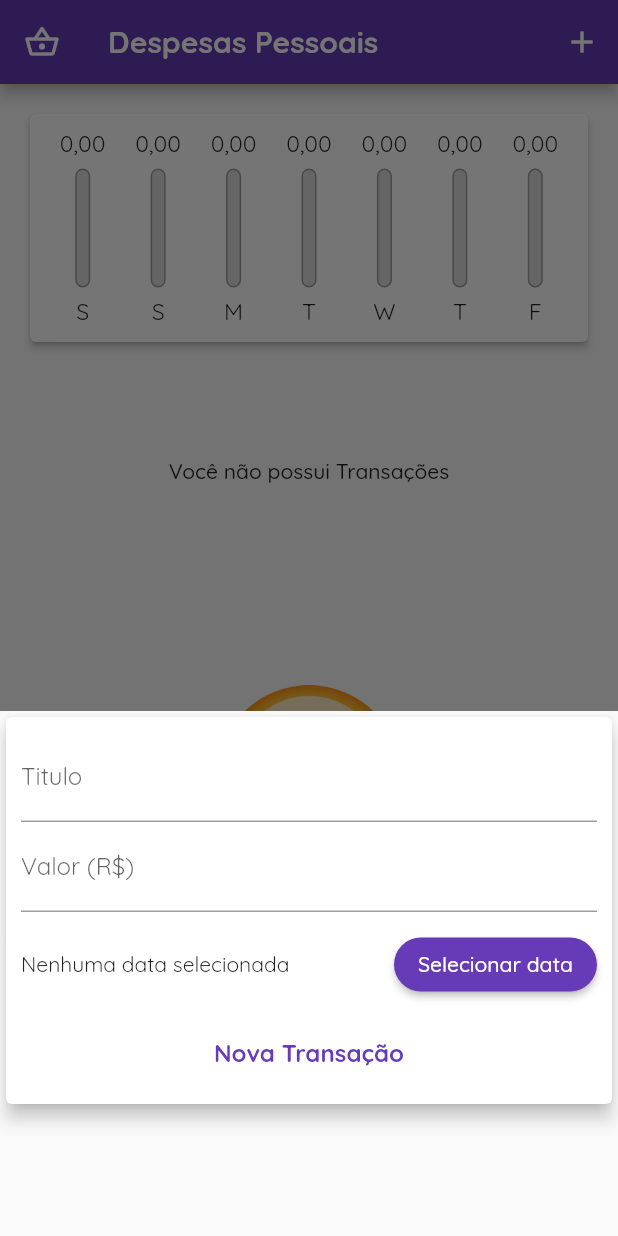
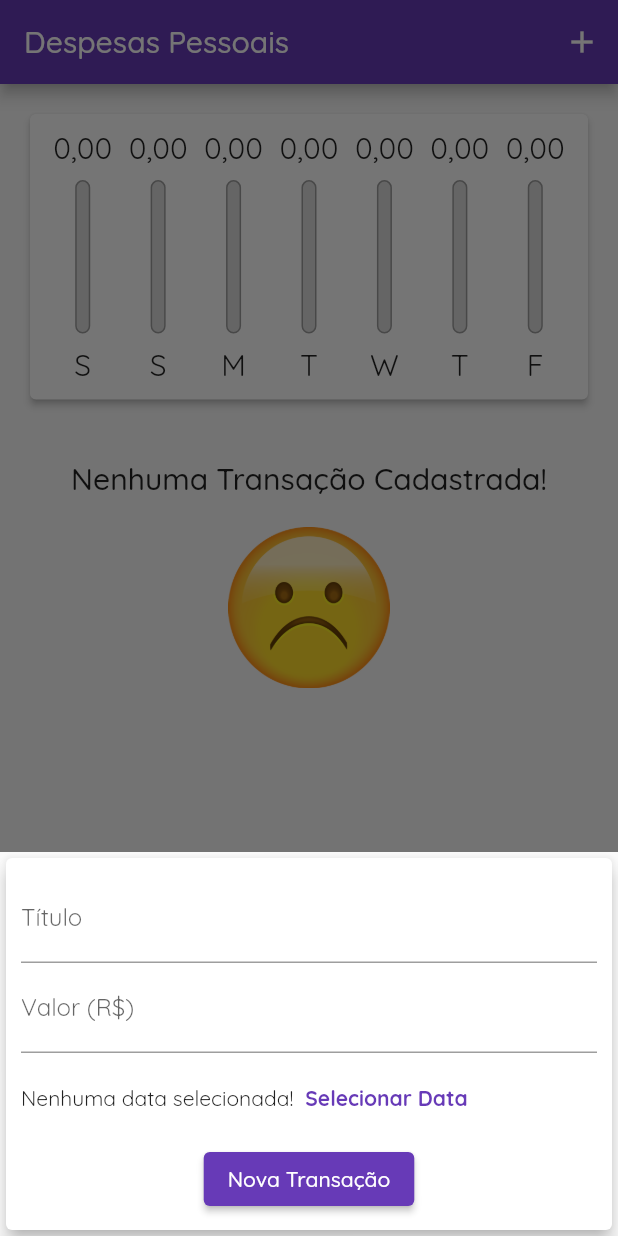
Before and after one commit to larinuness/flutter-app-despesas, a Flutter app: the screen it shows after launch, after a tap on the "add" icon, on a phone screen of 412 x 824 dp. Run offline on Flutter 3.47's test engine with Material 2 defaults, Android fonts, the phone set to English and light mode, and no system bars; our stand-ins replace google_fonts.

Commit message:
Projeto com responsividade

```diff
--- /dev/null
+++ b/projeto_despesas/lib/components/adaptative_button.dart
@@ -0,0 +1,32 @@
+import 'dart:io';
+import 'package:flutter/cupertino.dart';
+import 'package:flutter/material.dart';
+
+class AdaptativeButton extends StatelessWidget {
+  final String? label;
+  final Function()? onPressed;
+  const AdaptativeButton({
+    Key? key,
+    this.label,
+    this.onPressed,
+  }) : super(key: key);
+
+  @override
+  Widget build(BuildContext context) {
+    return Platform.isIOS
+        ? CupertinoButton(
+            child: Text(label.toString()),
+            onPressed: onPressed,
+            color: Theme.of(context).primaryColor,
+            padding: const EdgeInsets.symmetric(
+              horizontal: 20,
+            ),
+          )
+        : ElevatedButton(
+            child: Text(
+              label.toString(),
+            ),
+            onPressed: onPressed,
+          );
+  }
+}
--- /dev/null
+++ b/projeto_despesas/lib/components/adaptative_date_picker.dart
@@ -0,0 +1,80 @@
+import 'dart:io';
+import 'package:flutter/cupertino.dart';
+import 'package:flutter/material.dart';
+import 'package:intl/intl.dart';
+
+class AdaptativeDatePicker extends StatelessWidget {
+  final DateTime? selectedDate;
+  final Function(DateTime)? onDateChanged;
+
+  const AdaptativeDatePicker({
+    Key? key,
+    this.selectedDate,
+    this.onDateChanged,
+  }) : super(key: key);
+
+  _showDatePicker(BuildContext context) {
+    showDatePicker(
+      context: context,
+      initialDate: DateTime.now(),
+      firstDate: DateTime(2020),
+      lastDate: DateTime.now(),
+    ).then((pickedDate) {
+      if (pickedDate == null) {
+        return;
+      }
+
+      onDateChanged!(pickedDate);
+    });
+  }
+
+  // //mostrarCalendario
+  // _showDatePicker() {
+  //   showDatePicker(
+  //     context: context,
+  //     initialDate: DateTime.now(),
+  //     firstDate: DateTime(2021),
+  //     lastDate: DateTime.now(),
+  //   ).then((pickedDate) {
+  //     setState(() {
+  //       _selectedDate = pickedDate!;
+  //     });
+  //   });
+  // }
+
+  @override
+  Widget build(BuildContext context) {
+    return Platform.isIOS
+        ? SizedBox(
+            height: 180,
+            child: CupertinoDatePicker(
+              mode: CupertinoDatePickerMode.date,
+              initialDateTime: DateTime.now(),
+              minimumDate: DateTime(2019),
+              maximumDate: DateTime.now(),
+              onDateTimeChanged: onDateChanged!,
+            ),
+          )
+        : SizedBox(
+            height: 60,
+            child: Row(
+              children: <Widget>[
+                Text(
+                  selectedDate == null
+                      ? 'Nenhuma data selecionada!'
+                      : 'Data Selecionada: ${DateFormat('dd/MM/y').format(selectedDate!)}',
+                ),
+                TextButton(
+                  child: const Text(
+                    'Selecionar Data',
+                    style: TextStyle(
+                      fontWeight: FontWeight.bold,
+                    ),
+                  ),
+                  onPressed: () => _showDatePicker(context),
+                )
+              ],
+            ),
+          );
+  }
+}
--- /dev/null
+++ b/projeto_despesas/lib/components/adaptative_text_field.dart
@@ -0,0 +1,46 @@
+import 'dart:io';
+
+import 'package:flutter/cupertino.dart';
+import 'package:flutter/material.dart';
+
+class AdaptativeTextField extends StatelessWidget {
+  final String? label;
+  final TextEditingController? controller;
+  final TextInputType keyboardType;
+  final Function(String)? onSubmitted;
+
+  const AdaptativeTextField({Key? key,
+    this.label,
+    this.controller,
+    this.keyboardType = TextInputType.text,
+    this.onSubmitted,
+  }) : super(key: key);
+
+  @override
+  Widget build(BuildContext context) {
+    return Platform.isIOS
+        ? Padding(
+            padding: const EdgeInsets.only(
+              bottom: 10,
+            ),
+            child: CupertinoTextField(
+              controller: controller,
+              keyboardType: keyboardType,
+              onSubmitted: onSubmitted,
+              placeholder: label,
+              padding: const EdgeInsets.symmetric(
+                horizontal: 6,
+                vertical: 12,
+              ),
+            ),
+          )
+        : TextField(
+            controller: controller,
+            keyboardType: keyboardType,
+            onSubmitted: onSubmitted,
+            decoration: InputDecoration(
+              labelText: label,
+            ),
+          );
+  }
+}
--- a/projeto_despesas/lib/components/no_transactions.dart
+++ /dev/null
@@ -1,29 +0,0 @@
-import 'package:flutter/material.dart';
-
-class NoTransactions extends StatelessWidget {
-  const NoTransactions({Key? key}) : super(key: key);
-
-  @override
-  Widget build(BuildContext context) {
-    return LayoutBuilder(builder: (ctx, constraints) {
-      return Column(
-        children: [
-          SizedBox(height: constraints.maxHeight * 0.1),
-          SizedBox(
-            height: constraints.maxHeight * 0.2,
-            child: const Text('Você não possui Transações',
-                style: TextStyle(fontWeight: FontWeight.w500)),
-          ),
-          SizedBox(
-            height: constraints.maxHeight * 0.02,
-          ),
-          Center(
-            child: Image.asset('assets/images/sademoji.png',
-                height: constraints.maxHeight * 0.3,
-                width: constraints.maxWidth * 0.3),
-          ),
-        ],
-      );
-    });
-  }
-}
--- a/projeto_despesas/lib/components/transaction_form.dart
+++ b/projeto_despesas/lib/components/transaction_form.dart
@@ -1,6 +1,9 @@
 import 'package:flutter/material.dart';
 import 'package:flutter/services.dart';
-import 'package:intl/intl.dart';
+
+import 'adaptative_button.dart';
+import 'adaptative_date_picker.dart';
+import 'adaptative_text_field.dart';
 // import 'package:mask_text_input_formatter/mask_text_input_formatter.dart';
 
 class TransactionForm extends StatefulWidget {
@@ -32,19 +35,19 @@ class _TransactionFormState extends State<TransactionForm> {
     widget.onSubmit(title, value, _selectedDate!);
   }
 
-  //mostrarCalendario
-  _showDatePicker() {
-    showDatePicker(
-      context: context,
-      initialDate: DateTime.now(),
-      firstDate: DateTime(2021),
-      lastDate: DateTime.now(),
-    ).then((pickedDate) {
-      setState(() {
-        _selectedDate = pickedDate!;
-      });
-    });
-  }
+  // //mostrarCalendario
+  // _showDatePicker() {
+  //   showDatePicker(
+  //     context: context,
+  //     initialDate: DateTime.now(),
+  //     firstDate: DateTime(2021),
+  //     lastDate: DateTime.now(),
+  //   ).then((pickedDate) {
+  //     setState(() {
+  //       _selectedDate = pickedDate!;
+  //     });
+  //   });
+  // }
 
   @override
   Widget build(BuildContext context) {
@@ -59,64 +62,35 @@ class _TransactionFormState extends State<TransactionForm> {
               bottom: 10 + MediaQuery.of(context).viewInsets.bottom),
           child: Column(
             children: [
-              TextField(
+              AdaptativeTextField(
+                label: 'Título',
                 controller: _titleController,
-                onSubmitted: (_) => _submitForm(),
-                decoration: const InputDecoration(
-                  labelText: 'Titulo',
-                ),
-                keyboardType: TextInputType.text,
+                onSubmitted: (_) => _submitForm,
               ),
-              TextField(
-                // inputFormatters: [maskFormatter],
+              AdaptativeTextField(
+                label: 'Valor (R\$)',
                 controller: _valueController,
-                onSubmitted: (_) => _submitForm(),
-                decoration: const InputDecoration(
-                  labelText: 'Valor (R\$)',
-                ),
-                //withOptions porque se for no Ios, vai deixar separar por casas decimais
                 keyboardType:
                     const TextInputType.numberWithOptions(decimal: true),
+                onSubmitted: (_) => _submitForm,
               ),
-              SizedBox(
-                height: 70,
-                child: Row(
-                  mainAxisAlignment: MainAxisAlignment.spaceEvenly,
-                  children: [
-                    Expanded(
-                      child: Text(
-                        _selectedDate == null
-                            ? 'Nenhuma data selecionada'
-                            : 'Data selecionada: ${DateFormat('dd/MM/y').format(_selectedDate!)}',
-                      ),
-                    ),
-                    ElevatedButton(
-                      style: ElevatedButton.styleFrom(
-                          shape: RoundedRectangleBorder(
-                              borderRadius: BorderRadius.circular(30))),
-                      onPressed: _showDatePicker,
-                      child: const Text(
-                        'Selecionar data',
-                      ),
-                    )
-                  ],
-                ),
+              AdaptativeDatePicker(
+                selectedDate: _selectedDate,
+                onDateChanged: (newDate) {
+                  setState(() {
+                    _selectedDate = newDate;
+                  });
+                },
               ),
-              SizedBox(
-                width: double.infinity,
-                child: TextButton(
-                  onPressed: () {
-                    _submitForm();
-                  },
-                  child: const Text(
-                    'Nova Transação',
-                    style: TextStyle(
-                      fontSize: 16,
-                      fontWeight: FontWeight.bold,
-                    ),
+              Row(
+                mainAxisAlignment: MainAxisAlignment.center,
+                children: <Widget>[
+                  AdaptativeButton(
+                    label: 'Nova Transação',
+                    onPressed: _submitForm,
                   ),
-                ),
-              )
+                ],
+              ),
             ],
           ),
         ),
--- a/projeto_despesas/lib/components/transaction_list.dart
+++ b/projeto_despesas/lib/components/transaction_list.dart
@@ -1,7 +1,7 @@
 import 'package:flutter/material.dart';
 import 'package:intl/intl.dart';
+
 import '../models/transaction.dart';
-import 'no_transactions.dart';
 
 class TransactionList extends StatelessWidget {
   final List<Transaction> transactions;
@@ -13,7 +13,27 @@ class TransactionList extends StatelessWidget {
   @override
   Widget build(BuildContext context) {
     return transactions.isEmpty
-        ? const NoTransactions()
+        ? LayoutBuilder(
+            builder: (ctx, constraints) {
+              return Column(
+                children: <Widget>[
+                  const SizedBox(height: 20),
+                  Text(
+                    'Nenhuma Transação Cadastrada!',
+                    style: Theme.of(context).textTheme.headline6,
+                  ),
+                  const SizedBox(height: 20),
+                  SizedBox(
+                    height: constraints.maxHeight * 0.2,
+                    child: Image.asset(
+                      'assets/images/sademoji.png',
+                      fit: BoxFit.cover,
+                    ),
+                  ),
+                ],
+              );
+            },
+          )
         : ListView.builder(
             //quantidade de itens
             itemCount: transactions.length,
--- a/projeto_despesas/lib/main.dart
+++ b/projeto_despesas/lib/main.dart
@@ -1,13 +1,13 @@
+import 'dart:io';
 import 'dart:math';
-import 'dart:ui';
+
+import 'package:flutter/cupertino.dart';
 import 'package:flutter/material.dart';
+import 'package:google_fonts/google_fonts.dart';
 
-import 'package:google_fonts/google_fonts.dart';
+import '../models/transaction.dart';
 import 'components/chart.dart';
 import 'components/transaction_form.dart';
-
-import '../models/transaction.dart';
-
 import 'components/transaction_list.dart';
 
 main() => runApp(const ExpensesApp());
@@ -39,80 +39,7 @@ class MyHomePage extends StatefulWidget {
 
 class _MyHomePageState extends State<MyHomePage> {
   bool _showChart = false;
-  final List<Transaction> _transactions = [
-    // Transaction(
-    //   id: "t1",
-    //   title: "Jogo",
-    //   value: 50.50,
-    //   date: DateTime.now(),
-    // ),
-    // Transaction(
-    //   id: "t2",
-    //   title: "Jogo",
-    //   value: 50.50,
-    //   date: DateTime.now(),
-    // ),
-    // Transaction(
-    //   id: "t3",
-    //   title: "Jogo",
-    //   value: 50.50,
-    //   date: DateTime.now(),
-    // ),
-    // Transaction(
-    //   id: "t4",
-    //   title: "Jogo",
-    //   value: 50.50,
-    //   date: DateTime.now(),
-    // ),
-    // Transaction(
-    //   id: "t5",
-    //   title: "Jogo",
-    //   value: 50.50,
-    //   date: DateTime.now(),
-    // ),
-    // Transaction(
-    //   id: "t6",
-    //   title: "Jogo",
-    //   value: 50.50,
-    //   date: DateTime.now(),
-    // ),
-    // Transaction(
-    //   id: "t7",
-    //   title: "Jogo",
-    //   value: 50.50,
-    //   date: DateTime.now(),
-    // ),
-    // Transaction(
-    //   id: "t8",
-    //   title: "Jogo",
-    //   value: 50.50,
-    //   date: DateTime.now(),
-    // ),
-    // Transaction(
-    //   id: "t9",
-    //   title: "Jogo",
-    //   value: 50.50,
-    //   date: DateTime.now(),
-    // ),
-    // Transaction(
-    //   id: "t10",
-    //   title: "Jogo",
-    //   value: 50.50,
-    //   date: DateTime.now(),
-    // ),
-    // Transaction(
-    //   id: "t11",
-    //   title: "Jogo",
-    //   value: 50.50,
-    //   date: DateTime.now(),
-    // ),
-    // Transaction(
-    //   id: "t12",
-    //   title: "Jogo",
-    //   value: 50.50,
-    //   date: DateTime.now(),
-    // ),
-  ];
+  final List<Transaction> _transactions = [];
 
   //filter
   //vai checar se as transações entra dentro dos 7 dias
@@ -133,7 +60,6 @@ class _MyHomePageState extends State<MyHomePage> {
         context: context,
         builder: (_) {
           return SizedBox(
-            height: 350,
             child: TransactionForm(onSubmit: _addTransaction),
           );
         });
@@ -166,40 +92,41 @@ class _MyHomePageState extends State<MyHomePage> {
     });
   }
 
+  Widget _getIconButton(IconData icon, Function() fn) {
+    return Platform.isIOS
+        ? GestureDetector(onTap: fn, child: Icon(icon))
+        : IconButton(icon: Icon(icon), onPressed: fn);
+  }
+
   @override
   Widget build(BuildContext context) {
     //deixa o app no modo retrato
     // SystemChrome.setPreferredOrientations([DeviceOrientation.portraitUp]);
     final mediaQuery = MediaQuery.of(context);
     bool isLandScape = mediaQuery.orientation == Orientation.landscape;
-
-    final appBar = AppBar(
-      title: const Text(
-        'Despesas Pessoais',
-        style: TextStyle(
-          fontWeight: FontWeight.bold,
-        ),
-      ),
-      leading: const Icon(Icons.shopping_basket_outlined),
-      actions: [
+    //mostra o tipo icone de cada sistema
+    final iconList = Platform.isIOS ? CupertinoIcons.refresh : Icons.list;
+    final chartList =
+        Platform.isIOS ? CupertinoIcons.refresh : Icons.show_chart;
+    final actions = <Widget>[
       if (isLandScape)
-          IconButton(
-            onPressed: () {
+        _getIconButton(
+          _showChart ? iconList : chartList,
+          () {
             setState(() {
               _showChart = !_showChart;
             });
           },
-            icon: Icon(
-              _showChart ? Icons.list : Icons.show_chart,
         ),
+      _getIconButton(
+        Platform.isIOS ? CupertinoIcons.add : Icons.add,
+        () => _openTransactionFormModal(context),
       ),
-        IconButton(
-          onPressed: () => _openTransactionFormModal(context),
-          icon: const Icon(
-            Icons.add,
-          ),
-        ),
-      ],
+    ];
+
+    final PreferredSizeWidget appBar = AppBar(
+      title: const Text('Despesas Pessoais'),
+      actions: actions,
     );
     //faz com que o tamanho que escolher pra ocupar a tela
     //não conta com o appBar, assim tem 100% da tela pra gerenciar
@@ -207,20 +134,23 @@ class _MyHomePageState extends State<MyHomePage> {
     final avaliableHeight = mediaQuery.size.height -
         appBar.preferredSize.height -
         mediaQuery.padding.top;
-    return Scaffold(
-      appBar: appBar,
-      body: SingleChildScrollView(
+
+    final bodyPage = SafeArea(
+      child: SingleChildScrollView(
         child: Column(
           //vem padrão na column esse atributos
           //mainAxisAlignment: MainAxisAlignment.spaceAround,
           crossAxisAlignment: CrossAxisAlignment.stretch,
           children: [
-            // if (isLandScape)
+            // if (isLandscape)
             //   Row(
             //     mainAxisAlignment: MainAxisAlignment.center,
-            //     children: [
+            //     children: <Widget>[
             //       Text('Exibir Gráfico'),
-            //       Switch(
+            //Switch.adaptive vai mostrar de acordo com o tipo de SO
+            //       Switch.adaptive(
+            //activeColor é a cor quando estiver ativo o switch
+            //         activeColor: Theme.of(context).accentColor,
             //         value: _showChart,
             //         onChanged: (value) {
             //           setState(() {
@@ -232,23 +162,43 @@ class _MyHomePageState extends State<MyHomePage> {
             //   ),
             if (_showChart || !isLandScape)
               SizedBox(
-                height: avaliableHeight * (isLandScape ? 0.7 : 0.25),
+                height: avaliableHeight * (isLandScape ? 0.8 : 0.3),
                 child: Chart(recentsTransactions: _recentTransactions),
               ),
             SizedBox(
-              height: avaliableHeight * 0.75,
+              height: avaliableHeight * (isLandScape ? 1 : 0.7),
               child: TransactionList(
                   transactions: _transactions, onRemove: _removeTransaction),
             )
           ],
         ),
       ),
-      floatingActionButton: FloatingActionButton(
+    );
+
+    return Platform.isIOS
+        ? CupertinoPageScaffold(
+            navigationBar: CupertinoNavigationBar(
+              middle: const Text('Despesas Pessoais'),
+              trailing: Row(
+                mainAxisSize: MainAxisSize.min,
+                children: actions,
+              ),
+            ),
+            child: bodyPage,
+          )
+        : Scaffold(
+            appBar: appBar,
+            body: bodyPage,
+            //se for IOS não vai ter o floatingActionButton
+            floatingActionButton: Platform.isIOS
+                ? Container()
+                : FloatingActionButton(
                     child: const Icon(Icons.add),
                     onPressed: () => _openTransactionFormModal(context),
                   ),
             //deixa o botão no rodapé centralizado
-      floatingActionButtonLocation: FloatingActionButtonLocation.centerFloat,
+            floatingActionButtonLocation:
+                FloatingActionButtonLocation.centerFloat,
           );
   }
 }
```
Lines whose indentation alone changed are shown as unchanged.
